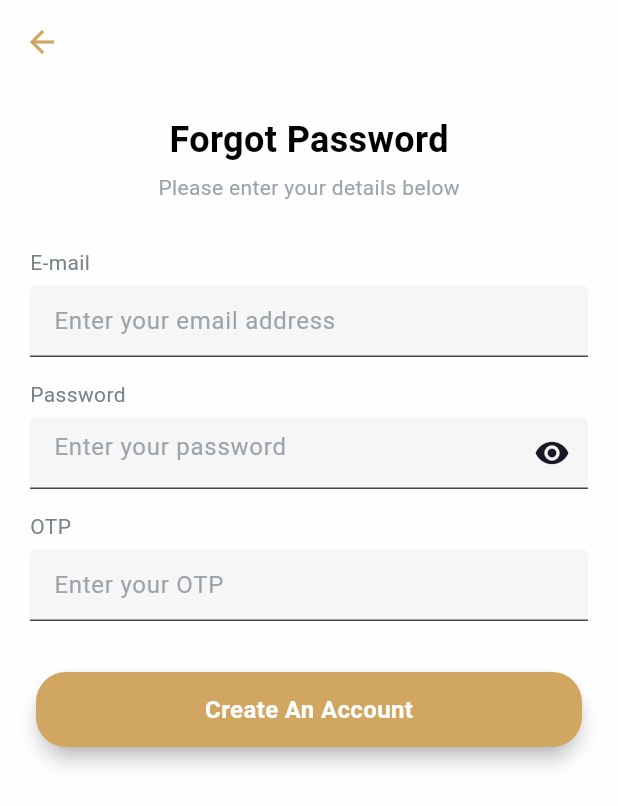
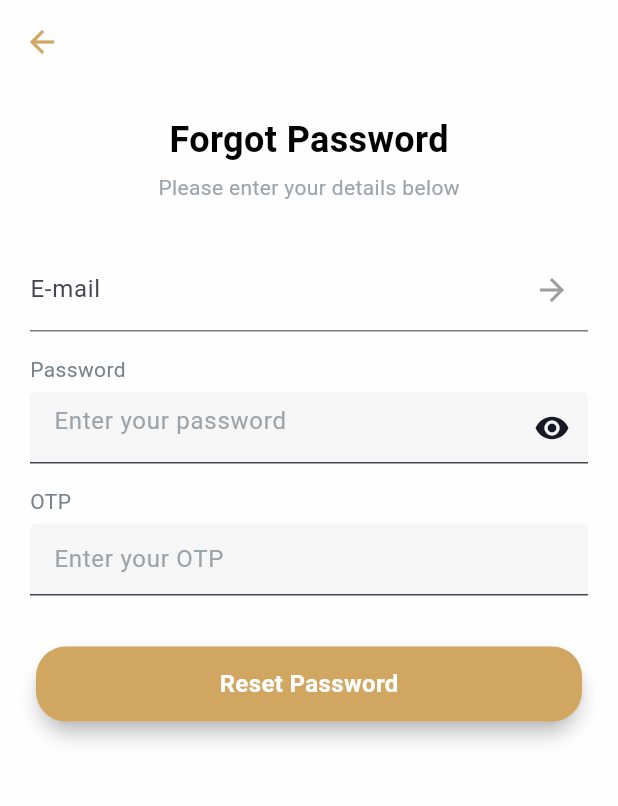
Before and after one commit to TuanChill/Nhom8, a Flutter app: the ForgotPasswordPage screen opened directly, on a phone screen of 412 x 824 dp. Shown: the top 806 px of the screen. Run offline on Flutter 3.47's test engine with Material 3 defaults, Android fonts, the light colour scheme and no system bars; our stand-ins replace audioplayers, awesome_notifications, curved_navigation_bar, dots_indicator, flutter_secure_storage, google_fonts and 1 more; accounts and stored records are empty; network calls fail.

Commit message:
commit code

```diff
--- a/app/lib/src/presentation/auth/forgotpassword_page.dart
+++ b/app/lib/src/presentation/auth/forgotpassword_page.dart
@@ -41,23 +41,29 @@ class _ForgotPasswordPageState extends State<ForgotPasswordPage> {
                     style: TextStyle(fontSize: 14, color: AppColors.kGrey60)),
                 const SizedBox(height: 30),
                 // Email Field.
-                AuthField(
-                  title: 'E-mail',
-                  hintText: 'Enter your email address',
+                TextFormField(
                   controller: _emailController,
                   validator: (value) {
                     if (value == null || value.isEmpty) {
                       return 'Email is required';
-                    } else if (!RegExp(r'^[^@]+@[^@]+\.[^@]+')
-                        .hasMatch(value)) {
+                    } else if (!RegExp(r'^[^@]+@[^@]+\.[^@]+').hasMatch(value)) {
                       return 'Invalid email address';
                     }
                     return null;
                   },
                   keyboardType: TextInputType.emailAddress,
                   textInputAction: TextInputAction.next,
+                  decoration: InputDecoration(
+                    labelText: 'E-mail',
+                    hintText: 'Enter your email address',
+                    suffixIcon: Icon(
+                      Icons.arrow_forward, // Mũi tên ở góc phải
+                      color: Colors.grey,
+                    ),
+                  ),
                 ),
                 const SizedBox(height: 15),
+
                 // Password Field.
                 AuthField(
                   title: 'Password',
@@ -94,7 +100,7 @@ class _ForgotPasswordPageState extends State<ForgotPasswordPage> {
                   onTap: () async {
                     if (_formKey.currentState!.validate()) {}
                   },
-                  text: 'Create An Account',
+                  text: 'Reset Password',
                 ),
                 const SizedBox(height: 30),
               ],
```
Also changed, not shown: app/lib/src/presentation/auth/signin_page.dart (+6 -5 lines), app/pubspec.lock.
